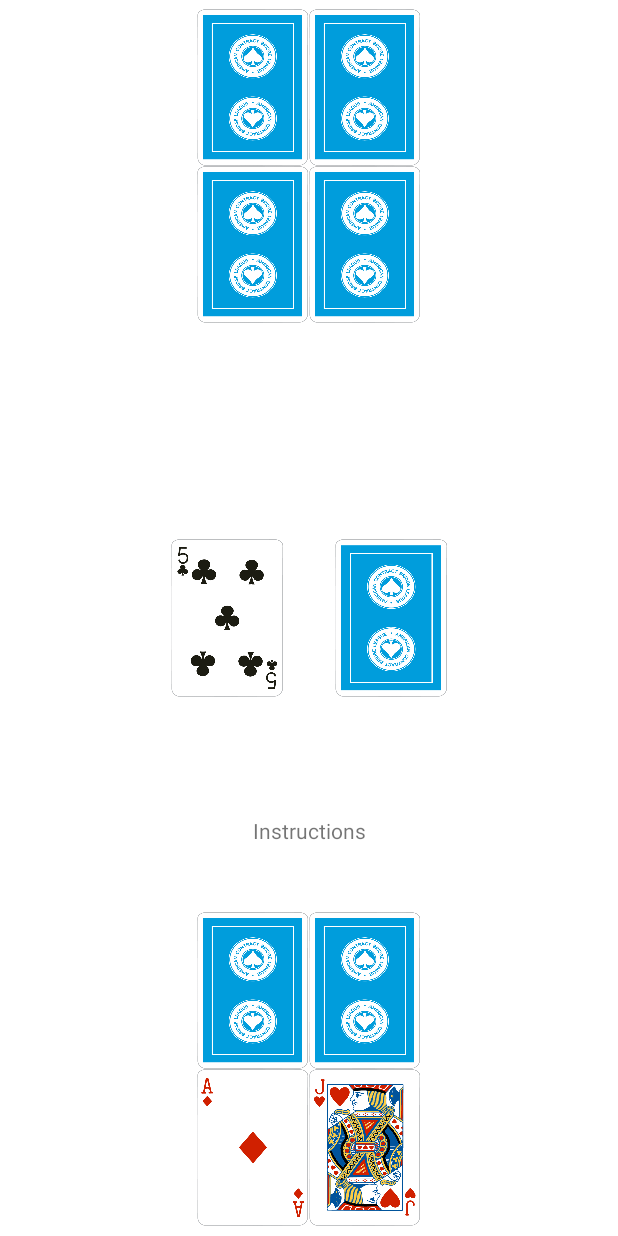
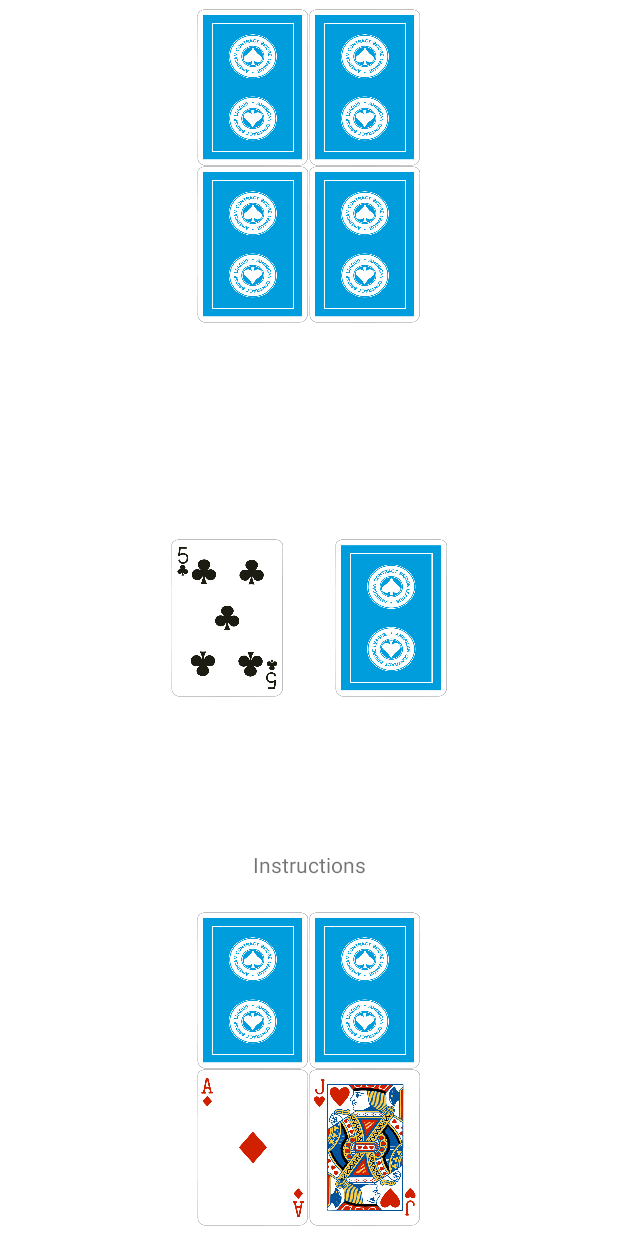
Before and after one commit to RSXEnthusiast/CardGameSuite, an Android app: the screen it shows after launch (Fives), on a phone screen of 412 x 824 dp. Run offline under Robolectric (Android 15) with nearby library versions, the phone set to English and light mode, and no system bars.

Commit message:
Made instruction text constrained to player1 instead of parent

```diff
--- a/CardGameSuiteApp/app/src/main/java/com/example/cardgamesuiteapp/Fives.java
+++ b/CardGameSuiteApp/app/src/main/java/com/example/cardgamesuiteapp/Fives.java
@@ -3,7 +3,6 @@ package com.example.cardgamesuiteapp;
 import androidx.appcompat.app.AppCompatActivity;
 
 import android.os.Bundle;
-import android.view.Gravity;
 import android.widget.LinearLayout;
 import android.widget.TextView;
 
--- a/CardGameSuiteApp/app/src/main/res/layout/two_players.xml
+++ b/CardGameSuiteApp/app/src/main/res/layout/two_players.xml
@@ -51,10 +51,10 @@
         android:layout_width="150dp"
         android:layout_height="30dp"
         android:gravity="center_horizontal"
-        app:layout_constraintBottom_toBottomOf="parent"
+        app:layout_constraintBottom_toTopOf="@id/player1"
         app:layout_constraintEnd_toEndOf="parent"
         app:layout_constraintStart_toStartOf="parent"
         app:layout_constraintTop_toTopOf="parent"
-        app:layout_constraintVertical_bias="0.685" />
+        app:layout_constraintVertical_bias="0.98" />
 
 </androidx.constraintlayout.widget.ConstraintLayout>
```
